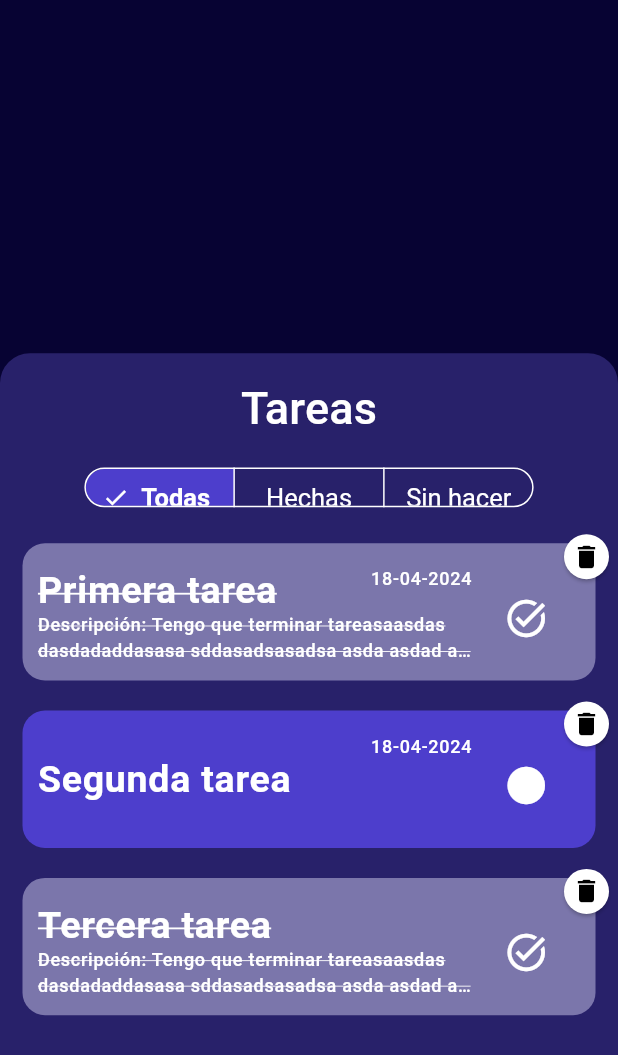
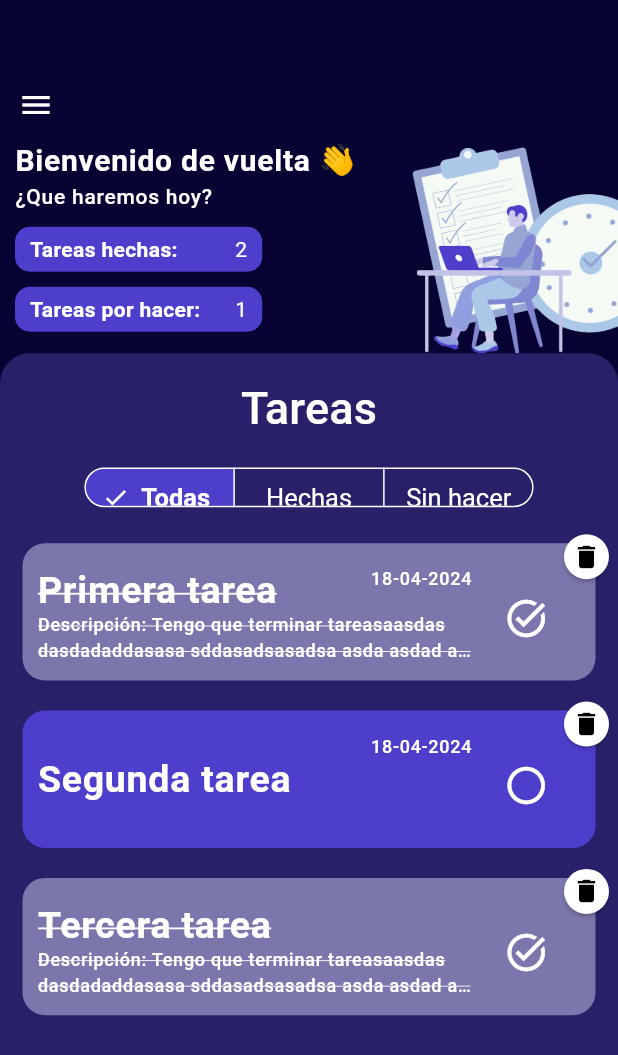
Before and after one commit to Gugodin/ToDoChallenge, a Flutter app: the screen it shows after launch, on a phone screen of 412 x 824 dp. Shown: the top 1055 px of the screen. Run offline on Flutter 3.47's test engine with Material 3 defaults, Android fonts, the phone set to English and light mode, and no system bars; our stand-ins replace auto_route, flutter_riverpod, internet_connection_checker, riverpod_annotation; generated files the repository leaves out were written again.

Commit message:
header ui done

```diff
--- /dev/null
+++ b/lib/config/assets/assets.dart
@@ -0,0 +1,3 @@
+class AssetsApp {
+  static String humanAsset = 'assets/images/human_task.png';
+}
--- a/lib/config/config.dart
+++ b/lib/config/config.dart
@@ -1,3 +1,4 @@
 export 'themes/theme.dart';
 export 'routes/routes.dart';
 export 'urls/urls.dart';
+export 'assets/assets.dart';
--- a/lib/presentation/common/task_card_widget.dart
+++ b/lib/presentation/common/task_card_widget.dart
@@ -59,7 +59,6 @@ class TaskCardWidget extends ConsumerWidget {
         )
       ],
     );
-    // return Dismissible(key: Key(task.id.toString()), child: child);
   }
 }
 
@@ -181,7 +180,7 @@ class _IconSection extends StatelessWidget {
               onPressed: () {},
               padding: const EdgeInsets.all(20),
               icon: const Icon(
-                Icons.circle,
+                Icons.circle_outlined,
                 size: 30,
               ),
             ),
--- a/lib/presentation/screens/to_do_home_screen.dart/to_do_home_screen.dart
+++ b/lib/presentation/screens/to_do_home_screen.dart/to_do_home_screen.dart
@@ -12,7 +12,7 @@ class ToDoHomeScreen extends StatelessWidget {
     return Scaffold(
       body: Column(
         children: [
-          Expanded(flex: 2, child: Container()),
+          Expanded(flex: 2, child: HeaderSection()),
           const Expanded(flex: 5, child: TaskListSection()),
         ],
       ),
--- /dev/null
+++ b/lib/presentation/screens/to_do_home_screen.dart/widgets/header_section.dart
@@ -0,0 +1,43 @@
+import 'package:flutter/material.dart';
+import 'package:todoapp/presentation/screens/to_do_home_screen.dart/widgets/header_section_widgets/widgets.dart';
+
+class HeaderSection extends StatelessWidget {
+  const HeaderSection({super.key});
+
+  @override
+  Widget build(BuildContext context) {
+    Size size = MediaQuery.of(context).size;
+    return const Column(
+      children: [
+        Expanded(flex: 2, child: _BurgerButtonSection()),
+        Expanded(flex: 3, child: _HeaderSection()),
+      ],
+    );
+  }
+}
+
+class _BurgerButtonSection extends StatelessWidget {
+  const _BurgerButtonSection();
+
+  @override
+  Widget build(BuildContext context) {
+    return Align(
+      alignment: Alignment.bottomLeft,
+      child: IconButton(onPressed: () {}, icon: const Icon(Icons.menu)),
+    );
+  }
+}
+
+class _HeaderSection extends StatelessWidget {
+  const _HeaderSection();
+
+  @override
+  Widget build(BuildContext context) {
+    return const Row(
+      children: [
+        Expanded(flex: 3, child: HeaderDescriptionSection()),
+        Expanded(flex: 2, child: ImageSection()),
+      ],
+    );
+  }
+}
--- /dev/null
+++ b/lib/presentation/screens/to_do_home_screen.dart/widgets/header_section_widgets/header_description_section.dart
@@ -0,0 +1,92 @@
+import 'package:flutter/material.dart';
+import 'package:flutter_riverpod/flutter_riverpod.dart';
+import 'package:todoapp/presentation/providers/providers.dart';
+
+class HeaderDescriptionSection extends ConsumerWidget {
+  const HeaderDescriptionSection({super.key});
+
+  @override
+  Widget build(BuildContext context, WidgetRef ref) {
+    final theme = Theme.of(context);
+
+    return Padding(
+      padding: const EdgeInsets.only(left: 10.0, bottom: 15),
+      child: Column(
+        mainAxisAlignment: MainAxisAlignment.end,
+        crossAxisAlignment: CrossAxisAlignment.start,
+        children: [
+          Text(
+            'Bienvenido de vuelta 👋',
+            style: theme.textTheme.labelMedium!.copyWith(fontSize: 20),
+          ),
+          Text(
+            '¿Que haremos hoy?',
+            style: theme.textTheme.labelSmall!.copyWith(color: Colors.white),
+          ),
+          _ContainerDescription(
+            theme: theme,
+            title: 'Tareas hechas: ',
+            value: '2',
+            filter: FilterType.done,
+          ),
+          _ContainerDescription(
+            theme: theme,
+            title: 'Tareas por hacer: ',
+            value: '1',
+            filter: FilterType.undone,
+          ),
+        ],
+      ),
+    );
+  }
+}
+
+class _ContainerDescription extends ConsumerWidget {
+  final String title;
+  final String value;
+  final FilterType filter;
+  const _ContainerDescription({
+    required this.filter,
+    required this.theme,
+    required this.title,
+    required this.value,
+  });
+
+  final ThemeData theme;
+
+  @override
+  Widget build(BuildContext context, ref) {
+    Size size = MediaQuery.of(context).size;
+    return Container(
+      margin: EdgeInsets.only(top: 10),
+      width: size.width * 0.4,
+      // padding: EdgeInsets.symmetric(vertical: 5, horizontal: 10),
+      decoration: BoxDecoration(
+          color: theme.colorScheme.primary,
+          borderRadius: BorderRadius.circular(10)),
+      child: Material(
+        color: Colors.transparent,
+        child: InkWell(
+          onTap: () {
+            ref.read(taskFilterProvider.notifier).setFilterType(filter);
+          },
+          borderRadius: BorderRadius.circular(10.0),
+          splashColor: Colors.grey[500],
+          child: Padding(
+            padding: EdgeInsets.symmetric(vertical: 5, horizontal: 10),
+            child: Row(
+              mainAxisAlignment: MainAxisAlignment.spaceBetween,
+              children: [
+                Text(
+                  title,
+                  style: TextStyle(fontWeight: FontWeight.bold),
+                ),
+                Text(value),
+              ],
+            ),
+          ),
+        ),
+      ),
+    );
+  }
+}
--- /dev/null
+++ b/lib/presentation/screens/to_do_home_screen.dart/widgets/header_section_widgets/image_section.dart
@@ -0,0 +1,18 @@
+import 'package:flutter/material.dart';
+import 'package:todoapp/config/assets/assets.dart';
+
+class ImageSection extends StatelessWidget {
+  const ImageSection({super.key});
+
+  @override
+  Widget build(BuildContext context) {
+    Size size = MediaQuery.of(context).size;
+    return Align(
+      alignment: Alignment.bottomRight,
+      child: Image(
+        image: AssetImage(AssetsApp.humanAsset),
+        height: size.height / 6,
+      ),
+    );
+  }
+}
--- /dev/null
+++ b/lib/presentation/screens/to_do_home_screen.dart/widgets/header_section_widgets/widgets.dart
@@ -0,0 +1,2 @@
+export 'image_section.dart';
+export 'header_description_section.dart';
--- a/lib/presentation/screens/to_do_home_screen.dart/widgets/widgets.dart
+++ b/lib/presentation/screens/to_do_home_screen.dart/widgets/widgets.dart
@@ -1 +1,2 @@
 export 'to_do_list_section.dart';
+export 'header_section.dart';
--- a/pubspec.yaml
+++ b/pubspec.yaml
@@ -27,3 +27,7 @@ dev_dependencies:
 
 flutter:
   uses-material-design: true
+  # LOCAL ASSETS
+  assets:
+    - 'assets/gifs/'
+    - 'assets/images/'
```
Also changed, not shown: assets/gifs/salvar.gif (added), assets/images/human_task.png (added).
